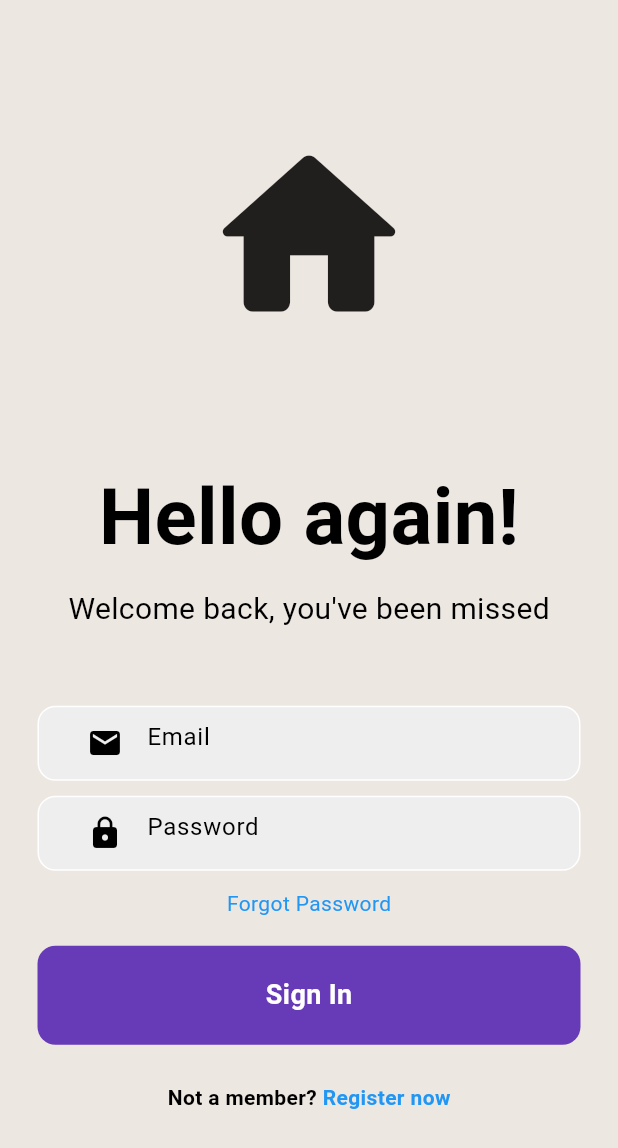
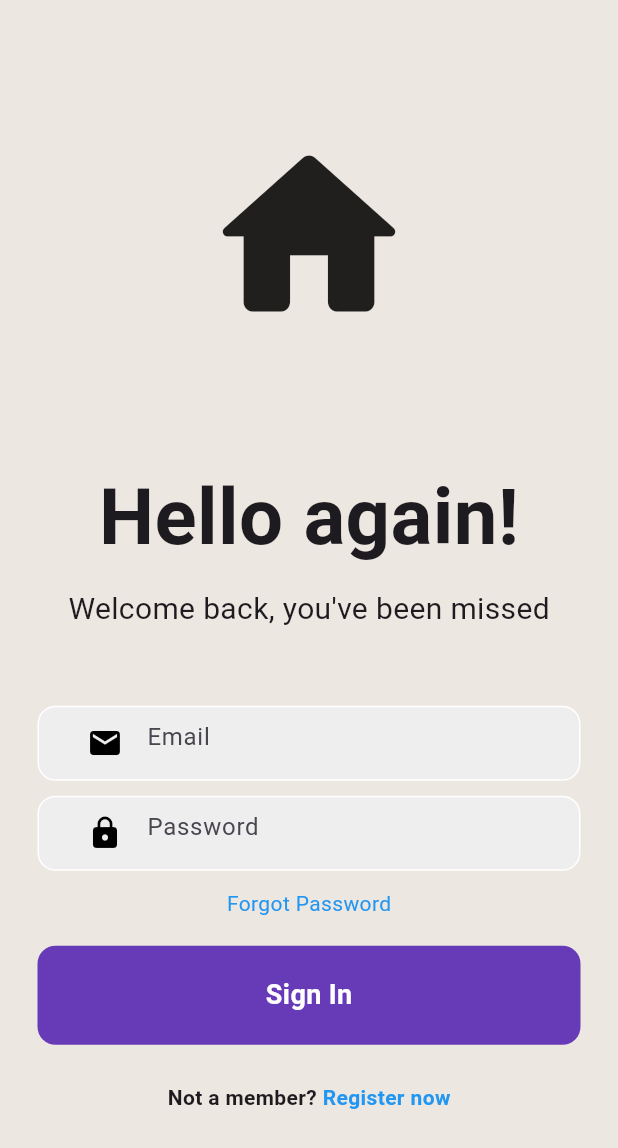
Before and after one commit to brianwereh/trustify, a Flutter app: the screen it shows after launch, on a phone screen of 412 x 824 dp. Shown: the top 1148 px of the screen. Run offline on Flutter 3.47's test engine with Material 3 defaults, Android fonts, the phone set to English and light mode, and no system bars; our stand-ins replace flutter_svg; statements that could not run were skipped.

Commit message:
before upgrade

```diff
--- a/lib/main.dart
+++ b/lib/main.dart
@@ -1,5 +1,6 @@
 import 'package:flutter/material.dart';
 import 'package:trustify/screen/home/home.dart';
+import 'package:trustify/src/utilis/theme/theme.dart';
 import 'login_page.dart';
 // import 'package:firebase_core/firebase_core.dart';
 
@@ -14,20 +15,23 @@
   Widget build(Object context) {
     return MaterialApp(
         debugShowCheckedModeBanner: false,
-        theme: ThemeData(
-            //  backgroundColor: Colors.white60,
-            primaryColor: Color(0xFF811883),
-            colorScheme: ColorScheme.fromSwatch(
-              primarySwatch: Colors.blue,
-              accentColor: Color(0xFFFA5019),
-              backgroundColor: Color(0xFFF5F6F6),
-            ),
-            textTheme: TextTheme(
-              displayLarge: TextStyle(
-                color: Color(0xFF100E34),
-              ),
-              bodyLarge: TextStyle(color: Color(0xFF10034).withOpacity(0.5)),
-            )),
+        // theme: ThemeData(
+        //     //  backgroundColor: Colors.white60,
+        //     primaryColor: Color(0xFF811883),
+        //     colorScheme: ColorScheme.fromSwatch(
+        //       primarySwatch: Colors.blue,
+        //       accentColor: Color(0xFFFA5019),
+        //       backgroundColor: Color(0xFFF5F6F6),
+        //     ),
+        //     textTheme: TextTheme(
+        //       displayLarge: TextStyle(
+        //         color: Color(0xFF100E34),
+        //       ),
+        //       bodyLarge: TextStyle(color: Color(0xFF10034).withOpacity(0.5)),
+        //     )),
+        theme: TAppTheme.lightTheme,
+        darkTheme: TAppTheme.darkTheme,
+        themeMode: ThemeMode.system,
         // home: Homepage());
         home: LoginPage());
   }
--- /dev/null
+++ b/lib/src/constants/sizes.dart
@@ -0,0 +1,6 @@
+
+
+//App default Sizing
+const tDefaultSize = 30.0;
+const tSplashContainerSize = 30.0;
+const tButtonHeight = 15.0;
--- /dev/null
+++ b/lib/src/utilis/theme/theme.dart
@@ -0,0 +1,15 @@
+import 'package:flutter/material.dart';
+
+class TAppTheme {
+  static ThemeData lightTheme = ThemeData(
+    brightness: Brightness.light,
+    textTheme: TextTheme(
+      bodyLarge:
+    )
+  );
+
+
+  static ThemeData darkTheme = ThemeData(
+    brightness: Brightness.dark,
+  );
+}
```
Also changed, not shown: lib/src/constants/colors.dart (added, +19 -0 lines), lib/src/constants/image_strings.dart (added, +26 -0 lines), lib/src/constants/text_strings.dart (added, +60 -0 lines).
